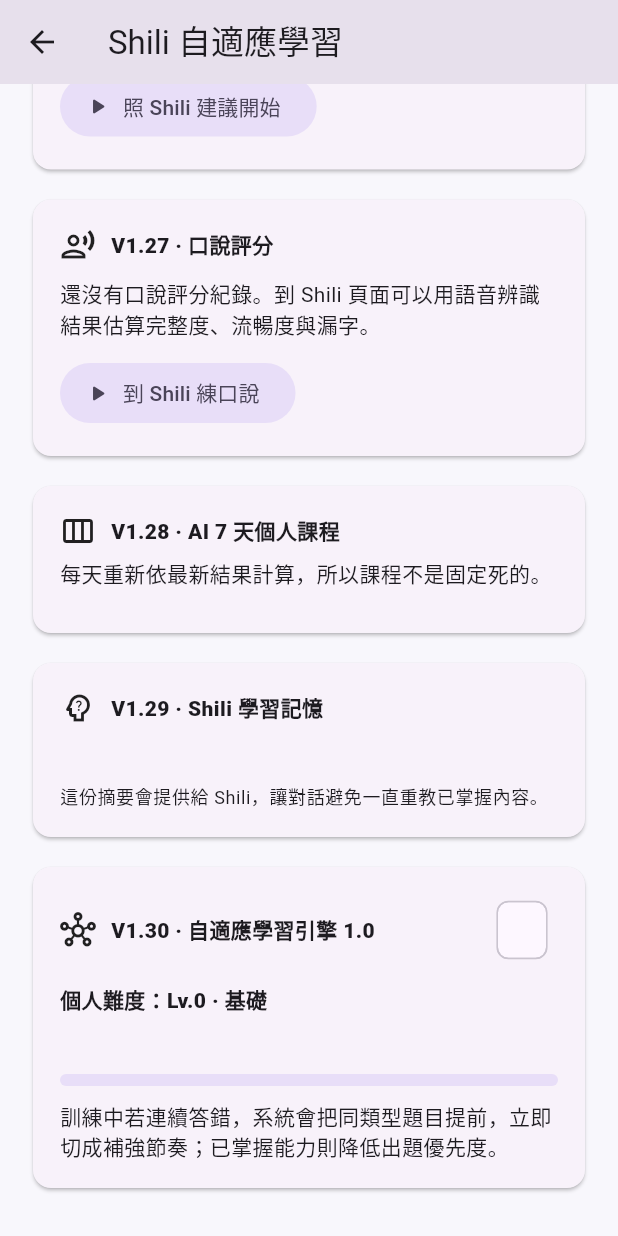
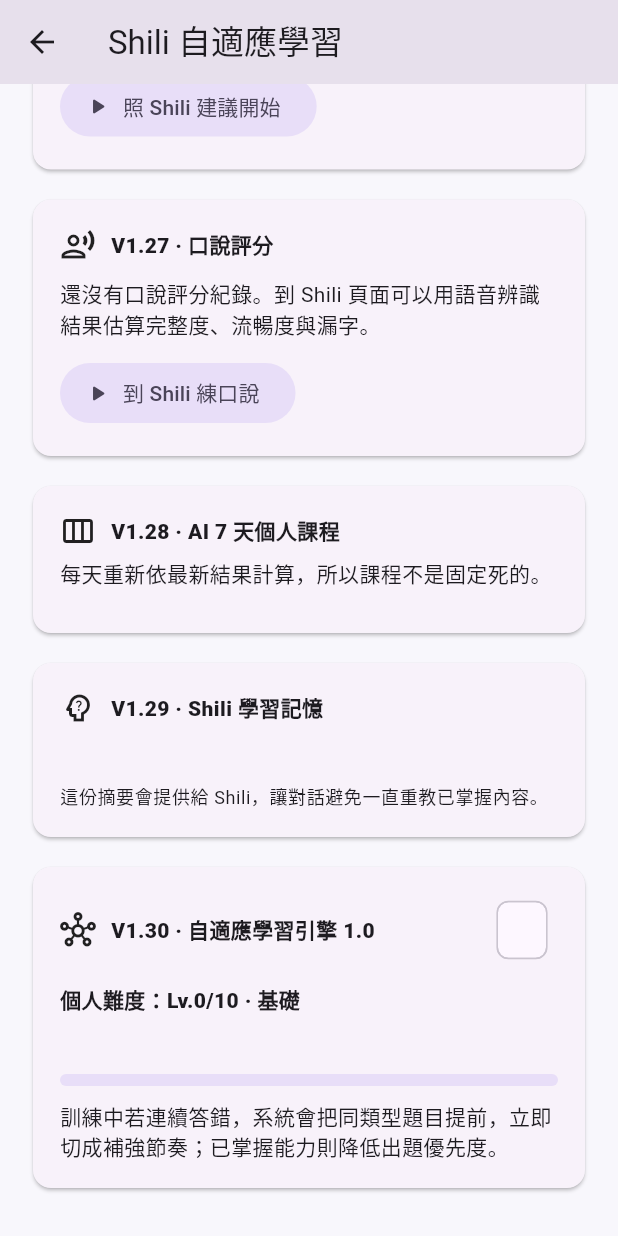
Before and after one commit to jiao1321-del/linguamate, a Flutter app: the AdaptiveLearningScreen screen opened directly with empty values, scrolled down 248 dp, on a phone screen of 412 x 824 dp. Run offline on Flutter 3.47's test engine with Material 3 defaults, Android fonts, the phone set to English and light mode, and no system bars; our stand-ins replace flutter_tts, shared_preferences, speech_to_text; accounts and stored records are empty.

Commit message:
ui(v1.42): show adaptive difficulty on a ten-level scale

```diff
--- a/lib/screens/adaptive_learning_screen.dart
+++ b/lib/screens/adaptive_learning_screen.dart
@@ -150,14 +150,14 @@
                   ),
                   const SizedBox(height: 12),
                   Text(
-                    '個人難度：Lv.${snapshot.difficulty} · ${snapshot.difficultyLabel}',
+                    '個人難度：Lv.${snapshot.difficulty}/10 · ${snapshot.difficultyLabel}',
                     style: const TextStyle(fontWeight: FontWeight.w900),
                   ),
                   const SizedBox(height: 8),
                   Text(snapshot.dailyPlanReason),
                   const SizedBox(height: 10),
                   LinearProgressIndicator(
-                    value: snapshot.difficulty / 5,
+                    value: snapshot.difficulty / 10,
                     minHeight: 8,
                     borderRadius: BorderRadius.circular(99),
                   ),
```
